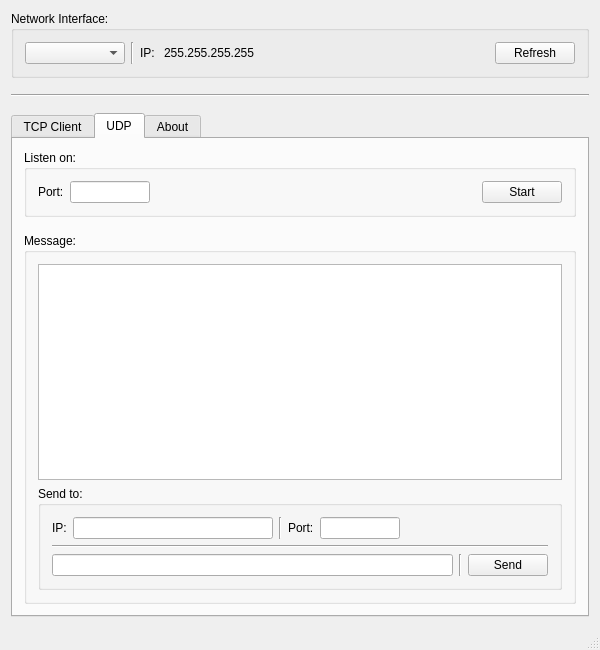
Qt form mainwindow.ui (rookiepeng/mimo-radar) before a commit.
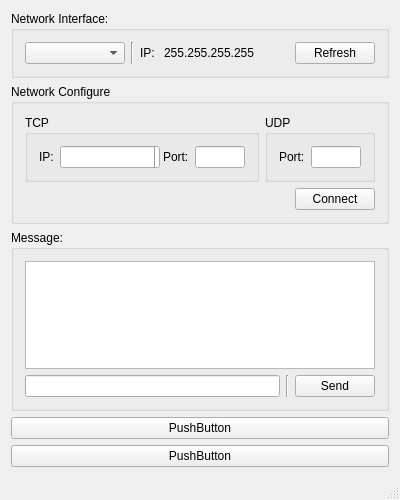
The same form after that commit. The open tabs and pages were chosen to show the change.

Commit message: combine TCP and UDP tabs

```diff
--- a/mainwindow.ui
+++ b/mainwindow.ui
@@ -6,13 +6,13 @@
    <rect>
     <x>0</x>
     <y>0</y>
-    <width>600</width>
-    <height>650</height>
+    <width>400</width>
+    <height>500</height>
    </rect>
   </property>
   <property name="minimumSize">
    <size>
-    <width>500</width>
+    <width>400</width>
     <height>500</height>
    </size>
   </property>
@@ -79,7 +79,7 @@
            </property>
            <property name="sizeHint" stdset="0">
             <size>
-             <width>40</width>
+             <width>0</width>
              <height>20</height>
             </size>
            </property>
@@ -98,64 +98,20 @@
      </widget>
     </item>
     <item>
-     <spacer name="verticalSpacer_3">
-      <property name="orientation">
-       <enum>Qt::Vertical</enum>
-      </property>
-      <property name="sizeType">
-       <enum>QSizePolicy::Fixed</enum>
-      </property>
-      <property name="sizeHint" stdset="0">
-       <size>
-        <width>20</width>
-        <height>10</height>
-       </size>
-      </property>
-     </spacer>
-    </item>
-    <item>
-     <widget class="Line" name="line_6">
-      <property name="orientation">
-       <enum>Qt::Horizontal</enum>
-      </property>
-     </widget>
-    </item>
-    <item>
-     <spacer name="verticalSpacer_2">
-      <property name="orientation">
-       <enum>Qt::Vertical</enum>
-      </property>
-      <property name="sizeType">
-       <enum>QSizePolicy::Fixed</enum>
-      </property>
-      <property name="sizeHint" stdset="0">
-       <size>
-        <width>20</width>
-        <height>10</height>
-       </size>
-      </property>
-     </spacer>
-    </item>
-    <item>
-     <widget class="QTabWidget" name="tabWidget">
-      <property name="tabShape">
-       <enum>QTabWidget::Rounded</enum>
-      </property>
-      <property name="currentIndex">
-       <number>0</number>
-      </property>
-      <widget class="QWidget" name="tab_tcpClient">
-       <attribute name="title">
-        <string>TCP Client</string>
-       </attribute>
-       <layout class="QVBoxLayout" name="verticalLayout_5">
-        <item>
-         <widget class="QGroupBox" name="groupBox_4">
+     <widget class="QGroupBox" name="groupBox">
           <property name="title">
-           <string>Connect to:</string>
+       <string>Network Configure</string>
           </property>
           <layout class="QVBoxLayout" name="verticalLayout_6">
            <item>
+        <layout class="QHBoxLayout" name="horizontalLayout_3">
+         <item>
+          <widget class="QGroupBox" name="groupBox_9">
+           <property name="title">
+            <string>TCP</string>
+           </property>
+           <layout class="QVBoxLayout" name="verticalLayout_3">
+            <item>
             <layout class="QHBoxLayout" name="horizontalLayout_7">
              <item>
               <widget class="QLabel" name="label_targetIP">
@@ -184,18 +140,36 @@
              </item>
              <item>
               <widget class="QLineEdit" name="lineEdit_TcpClientTargetIP">
+                <property name="enabled">
+                 <bool>true</bool>
+                </property>
+                <property name="sizePolicy">
+                 <sizepolicy hsizetype="Preferred" vsizetype="Fixed">
+                  <horstretch>0</horstretch>
+                  <verstretch>0</verstretch>
+                 </sizepolicy>
+                </property>
                <property name="minimumSize">
                 <size>
-                 <width>150</width>
+                  <width>100</width>
                  <height>0</height>
                 </size>
                </property>
                <property name="maximumSize">
                 <size>
-                 <width>200</width>
+                  <width>100</width>
                  <height>16777215</height>
                 </size>
                </property>
+                <property name="baseSize">
+                 <size>
+                  <width>0</width>
+                  <height>0</height>
+                 </size>
+                </property>
+                <property name="frame">
+                 <bool>true</bool>
+                </property>
               </widget>
              </item>
              <item>
@@ -228,13 +202,13 @@
               <widget class="QLineEdit" name="lineEdit_TcpClientTargetPort">
                <property name="minimumSize">
                 <size>
-                 <width>80</width>
+                  <width>50</width>
                  <height>0</height>
                 </size>
                </property>
                <property name="maximumSize">
                 <size>
-                 <width>80</width>
+                  <width>50</width>
                  <height>16777215</height>
                 </size>
                </property>
@@ -247,6 +221,77 @@
                </property>
                <property name="sizeHint" stdset="0">
                 <size>
+                  <width>0</width>
+                  <height>20</height>
+                 </size>
+                </property>
+               </spacer>
+              </item>
+             </layout>
+            </item>
+           </layout>
+          </widget>
+         </item>
+         <item>
+          <widget class="QGroupBox" name="groupBox_5">
+           <property name="title">
+            <string>UDP</string>
+           </property>
+           <layout class="QVBoxLayout" name="verticalLayout_7">
+            <item>
+             <layout class="QHBoxLayout" name="horizontalLayout_2">
+              <item>
+               <widget class="QLabel" name="label_3">
+                <property name="text">
+                 <string>Port:</string>
+                </property>
+               </widget>
+              </item>
+              <item>
+               <widget class="QLineEdit" name="lineEdit_UdpListenPort">
+                <property name="minimumSize">
+                 <size>
+                  <width>50</width>
+                  <height>0</height>
+                 </size>
+                </property>
+                <property name="maximumSize">
+                 <size>
+                  <width>50</width>
+                  <height>16777215</height>
+                 </size>
+                </property>
+               </widget>
+              </item>
+              <item>
+               <spacer name="horizontalSpacer_2">
+                <property name="orientation">
+                 <enum>Qt::Horizontal</enum>
+                </property>
+                <property name="sizeHint" stdset="0">
+                 <size>
+                  <width>0</width>
+                  <height>20</height>
+                 </size>
+                </property>
+               </spacer>
+              </item>
+             </layout>
+            </item>
+           </layout>
+          </widget>
+         </item>
+        </layout>
+       </item>
+       <item>
+        <layout class="QHBoxLayout" name="horizontalLayout_6">
+         <item>
+          <spacer name="horizontalSpacer_4">
+           <property name="orientation">
+            <enum>Qt::Horizontal</enum>
+           </property>
+           <property name="sizeHint" stdset="0">
+            <size>
                  <width>40</width>
                  <height>20</height>
                 </size>
@@ -265,22 +310,6 @@
           </layout>
          </widget>
         </item>
-        <item>
-         <spacer name="verticalSpacer_4">
-          <property name="orientation">
-           <enum>Qt::Vertical</enum>
-          </property>
-          <property name="sizeType">
-           <enum>QSizePolicy::Fixed</enum>
-          </property>
-          <property name="sizeHint" stdset="0">
-           <size>
-            <width>20</width>
-            <height>10</height>
-           </size>
-          </property>
-         </spacer>
-        </item>
         <item>
          <widget class="QGroupBox" name="groupBox_2">
           <property name="title">
@@ -330,350 +359,12 @@
         </item>
        </layout>
       </widget>
-      <widget class="QWidget" name="tab_udp">
-       <attribute name="title">
-        <string>UDP</string>
-       </attribute>
-       <layout class="QVBoxLayout" name="verticalLayout_9">
-        <item>
-         <widget class="QGroupBox" name="groupBox_6">
-          <property name="title">
-           <string>Listen on:</string>
-          </property>
-          <layout class="QVBoxLayout" name="verticalLayout_10">
-           <item>
-            <layout class="QHBoxLayout" name="horizontalLayout_4">
-             <item>
-              <widget class="QLabel" name="label_3">
-               <property name="text">
-                <string>Port:</string>
-               </property>
-              </widget>
-             </item>
-             <item>
-              <widget class="QLineEdit" name="lineEdit_UdpListenPort">
-               <property name="sizePolicy">
-                <sizepolicy hsizetype="Preferred" vsizetype="Fixed">
-                 <horstretch>0</horstretch>
-                 <verstretch>0</verstretch>
-                </sizepolicy>
-               </property>
-               <property name="minimumSize">
-                <size>
-                 <width>80</width>
-                 <height>0</height>
-                </size>
-               </property>
-               <property name="maximumSize">
-                <size>
-                 <width>80</width>
-                 <height>16777215</height>
-                </size>
-               </property>
-              </widget>
-             </item>
-             <item>
-              <spacer name="horizontalSpacer_3">
-               <property name="orientation">
-                <enum>Qt::Horizontal</enum>
-               </property>
-               <property name="sizeHint" stdset="0">
-                <size>
-                 <width>40</width>
-                 <height>20</height>
-                </size>
-               </property>
-              </spacer>
-             </item>
-             <item>
-              <widget class="QPushButton" name="button_Udp">
-               <property name="text">
-                <string>Start</string>
-               </property>
-              </widget>
-             </item>
-            </layout>
-           </item>
-          </layout>
-         </widget>
-        </item>
-        <item>
-         <spacer name="verticalSpacer_5">
-          <property name="orientation">
-           <enum>Qt::Vertical</enum>
-          </property>
-          <property name="sizeType">
-           <enum>QSizePolicy::Fixed</enum>
-          </property>
-          <property name="sizeHint" stdset="0">
-           <size>
-            <width>20</width>
-            <height>10</height>
-           </size>
-          </property>
-         </spacer>
-        </item>
-        <item>
-         <widget class="QGroupBox" name="groupBox_8">
-          <property name="title">
-           <string>Message:</string>
-          </property>
-          <layout class="QVBoxLayout" name="verticalLayout_11">
-           <item>
-            <widget class="QTextBrowser" name="textBrowser_UdpMessage"/>
-           </item>
-           <item>
-            <widget class="QGroupBox" name="groupBox_7">
-             <property name="title">
-              <string>Send to:</string>
-             </property>
-             <layout class="QVBoxLayout" name="verticalLayout_12">
-              <item>
-               <layout class="QHBoxLayout" name="horizontalLayout_8">
-                <item>
-                 <widget class="QLabel" name="label">
-                  <property name="text">
-                   <string>IP:</string>
-                  </property>
-                 </widget>
-                </item>
-                <item>
-                 <widget class="QLineEdit" name="lineEdit_UdpTargetIP">
-                  <property name="sizePolicy">
-                   <sizepolicy hsizetype="Preferred" vsizetype="Fixed">
-                    <horstretch>0</horstretch>
-                    <verstretch>0</verstretch>
-                   </sizepolicy>
-                  </property>
-                  <property name="minimumSize">
-                   <size>
-                    <width>200</width>
-                    <height>0</height>
-                   </size>
-                  </property>
-                  <property name="maximumSize">
-                   <size>
-                    <width>200</width>
-                    <height>16777215</height>
-                   </size>
-                  </property>
-                 </widget>
-                </item>
-                <item>
-                 <widget class="Line" name="line_2">
-                  <property name="orientation">
-                   <enum>Qt::Vertical</enum>
-                  </property>
-                 </widget>
-                </item>
-                <item>
-                 <widget class="QLabel" name="label_4">
-                  <property name="text">
-                   <string>Port:</string>
-                  </property>
-                 </widget>
-                </item>
-                <item>
-                 <widget class="QLineEdit" name="lineEdit_UdpTargetPort">
-                  <property name="enabled">
-                   <bool>true</bool>
-                  </property>
-                  <property name="sizePolicy">
-                   <sizepolicy hsizetype="Preferred" vsizetype="Fixed">
-                    <horstretch>0</horstretch>
-                    <verstretch>0</verstretch>
-                   </sizepolicy>
-                  </property>
-                  <property name="minimumSize">
-                   <size>
-                    <width>80</width>
-                    <height>0</height>
-                   </size>
-                  </property>
-                  <property name="maximumSize">
-                   <size>
-                    <width>80</width>
-                    <height>16777215</height>
-                   </size>
-                  </property>
-                  <property name="baseSize">
-                   <size>
-                    <width>0</width>
-                    <height>0</height>
-                   </size>
-                  </property>
-                 </widget>
-                </item>
-                <item>
-                 <spacer name="horizontalSpacer_4">
-                  <property name="orientation">
-                   <enum>Qt::Horizontal</enum>
-                  </property>
-                  <property name="sizeHint" stdset="0">
-                   <size>
-                    <width>40</width>
-                    <height>20</height>
-                   </size>
-                  </property>
-                 </spacer>
-                </item>
-               </layout>
-              </item>
-              <item>
-               <widget class="Line" name="line_3">
-                <property name="orientation">
-                 <enum>Qt::Horizontal</enum>
-                </property>
-               </widget>
-              </item>
-              <item>
-               <layout class="QHBoxLayout" name="horizontalLayout_6">
-                <item>
-                 <widget class="QLineEdit" name="lineEdit_UdpSend"/>
-                </item>
-                <item>
-                 <widget class="Line" name="line_8">
-                  <property name="orientation">
-                   <enum>Qt::Vertical</enum>
-                  </property>
-                 </widget>
-                </item>
-                <item>
-                 <widget class="QPushButton" name="button_UdpSend">
-                  <property name="text">
-                   <string>Send</string>
-                  </property>
-                 </widget>
-                </item>
-               </layout>
-              </item>
-             </layout>
-            </widget>
-           </item>
-          </layout>
-         </widget>
-        </item>
-       </layout>
-      </widget>
-      <widget class="QWidget" name="tab">
-       <attribute name="title">
-        <string>About</string>
-       </attribute>
-       <layout class="QVBoxLayout" name="verticalLayout_13">
-        <item>
-         <spacer name="verticalSpacer_7">
-          <property name="orientation">
-           <enum>Qt::Vertical</enum>
-          </property>
-          <property name="sizeType">
-           <enum>QSizePolicy::Fixed</enum>
-          </property>
-          <property name="sizeHint" stdset="0">
-           <size>
-            <width>20</width>
-            <height>20</height>
-           </size>
-          </property>
-         </spacer>
-        </item>
-        <item>
-         <widget class="QLabel" name="label_5">
-          <property name="font">
-           <font>
-            <pointsize>18</pointsize>
-           </font>
-          </property>
-          <property name="cursor">
-           <cursorShape>ArrowCursor</cursorShape>
-          </property>
-          <property name="layoutDirection">
-           <enum>Qt::LeftToRight</enum>
-          </property>
-          <property name="text">
-           <string>Socket Test</string>
-          </property>
-          <property name="alignment">
-           <set>Qt::AlignCenter</set>
-          </property>
-          <property name="textInteractionFlags">
-           <set>Qt::LinksAccessibleByMouse|Qt::TextSelectableByMouse</set>
-          </property>
-         </widget>
-        </item>
-        <item>
-         <widget class="QLabel" name="label_AppVersion">
-          <property name="text">
-           <string>V 1.1</string>
-          </property>
-          <property name="alignment">
-           <set>Qt::AlignCenter</set>
-          </property>
-          <property name="textInteractionFlags">
-           <set>Qt::LinksAccessibleByMouse</set>
-          </property>
-         </widget>
-        </item>
-        <item>
-         <widget class="QLabel" name="label_7">
-          <property name="text">
-           <string>By: Zach (Zhengyu) Peng</string>
-          </property>
-          <property name="alignment">
-           <set>Qt::AlignCenter</set>
-          </property>
-         </widget>
-        </item>
-        <item>
-         <widget class="QLabel" name="label_GitHub">
-          <property name="text">
-           <string>Source codes on Github</string>
-          </property>
-          <property name="alignment">
-           <set>Qt::AlignCenter</set>
-          </property>
-          <property name="textInteractionFlags">
-           <set>Qt::LinksAccessibleByMouse|Qt::TextSelectableByMouse</set>
-          </property>
-         </widget>
-        </item>
-        <item>
-         <widget class="QLabel" name="label_HomePage">
-          <property name="text">
-           <string>My home page</string>
-          </property>
-          <property name="alignment">
-           <set>Qt::AlignCenter</set>
-          </property>
-          <property name="textInteractionFlags">
-           <set>Qt::LinksAccessibleByMouse|Qt::TextSelectableByMouse</set>
-          </property>
-         </widget>
-        </item>
-        <item>
-         <spacer name="verticalSpacer_6">
-          <property name="orientation">
-           <enum>Qt::Vertical</enum>
-          </property>
-          <property name="sizeHint" stdset="0">
-           <size>
-            <width>20</width>
-            <height>40</height>
-           </size>
-          </property>
-         </spacer>
-        </item>
-       </layout>
-      </widget>
-     </widget>
-    </item>
-   </layout>
-  </widget>
   <widget class="QMenuBar" name="menuBar">
    <property name="geometry">
     <rect>
      <x>0</x>
      <y>0</y>
-     <width>600</width>
+     <width>400</width>
      <height>21</height>
     </rect>
    </property>
```
Lines whose indentation alone changed are shown as unchanged. The commit also changes 6 other files.
